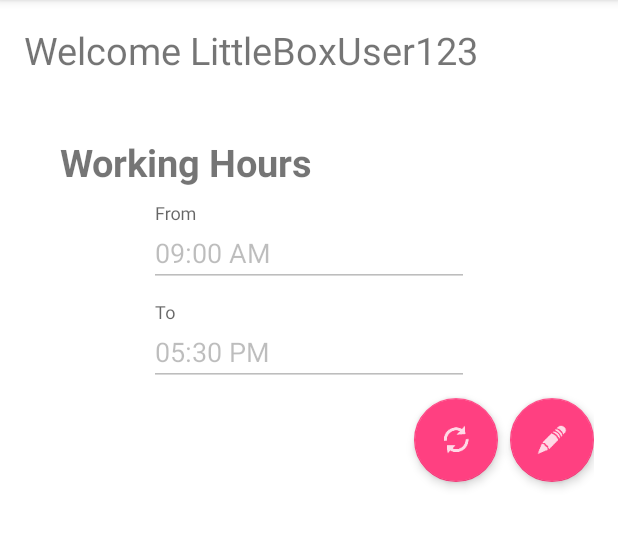
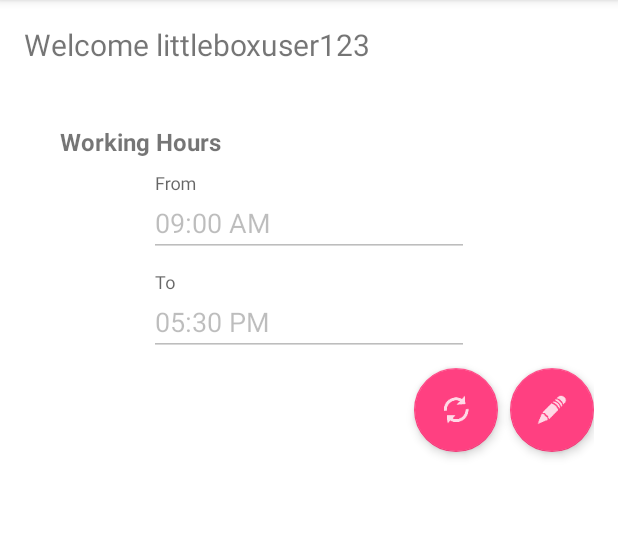
Before and after one commit to akmittal006/LittleBoxHours, an Android app: the screen it shows after launch (MainActivity), on a phone screen of 412 x 824 dp, the part 84-632 px from its top. Run offline under Robolectric (Android 15) with nearby library versions, the phone set to English and light mode, and no system bars; libraries missing offline, so code that uses them is left out: android.support.test, javax.annotation; 3 statements that could not run were skipped.

Commit message:
final touches

```diff
--- a/app/src/main/java/com/ankurmittal/littleboxhours/MainActivity.java
+++ b/app/src/main/java/com/ankurmittal/littleboxhours/MainActivity.java
@@ -302,7 +302,8 @@ public class MainActivity extends AppCompatActivity {
             public void run() {
                 //simulate network waiting time
                 try {
-                    Thread.sleep(3 * 1000);
+                    //sleep for 1 sec
+                    Thread.sleep(1* 1000);
                     runOnUiThread(new Runnable() {
                         @Override
                         public void run() {
@@ -325,7 +326,7 @@ public class MainActivity extends AppCompatActivity {
             public void run() {
                 //simulate network waiting time
                 try {
-                    Thread.sleep(3 * 1000);
+                    Thread.sleep(1* 1000);
                     runOnUiThread(new Runnable() {
                         @Override
                         public void run() {
--- a/app/src/main/res/layout/activity_main.xml
+++ b/app/src/main/res/layout/activity_main.xml
@@ -15,8 +15,8 @@
         android:id="@+id/welcomeTextView"
         android:layout_width="wrap_content"
         android:layout_height="wrap_content"
-        android:textSize="25sp"
-        android:text="Welcome LittleBoxUser123"
+        android:textSize="20sp"
+        android:text="Welcome littleboxuser123"
         />
 
     <RelativeLayout
@@ -34,7 +34,7 @@
             android:layout_marginTop="12dp"
             android:layout_marginStart="16dp"
             android:layout_marginLeft="16dp"
-            android:textSize="25sp"
+            android:textSize="16dp"
             android:textStyle="bold"
             android:text="Working Hours" />
 
```
